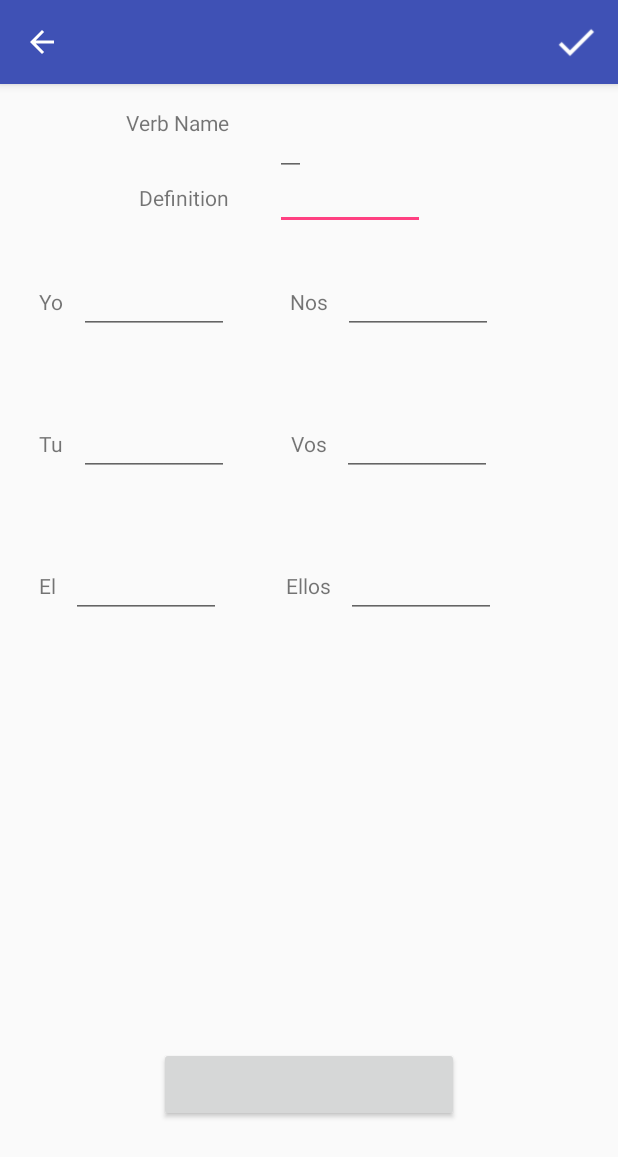
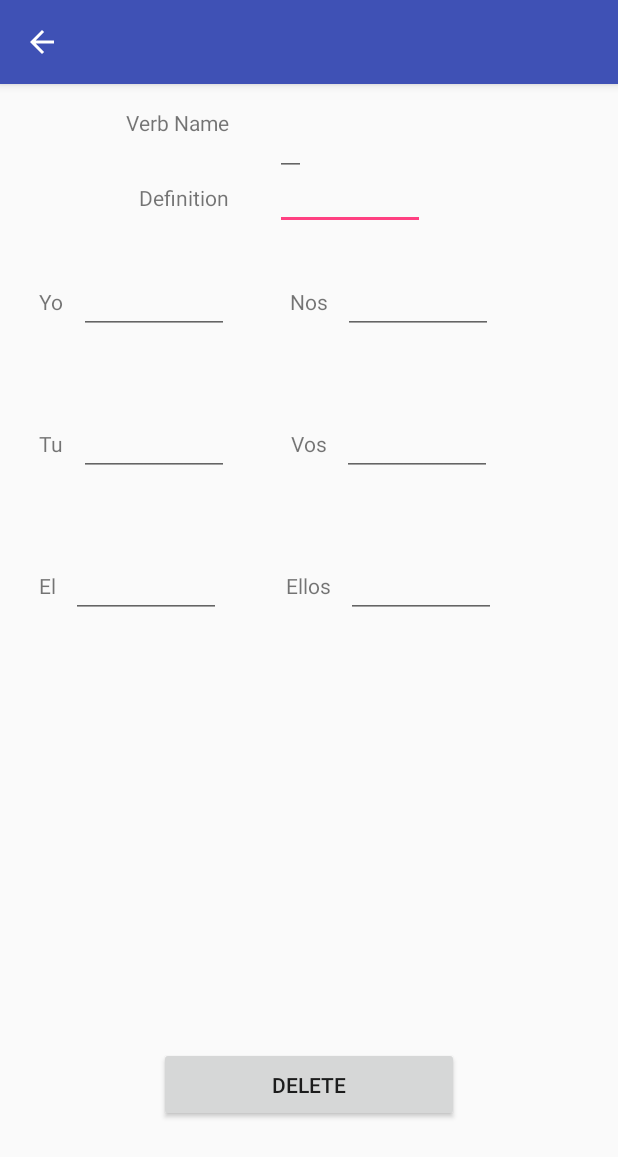
Before and after one commit to edany416/Conjugo, an Android app: the EditVerbActivity screen opened directly, with no data from a screen before it, on a phone screen of 412 x 824 dp. Shown: the top 1157 px of the screen. Run offline under Robolectric (Android 15) with nearby library versions, the phone set to English and light mode, and no system bars; 2 statements that could not run were skipped.

Commit message:
Fat Refactor

```diff
--- a/app/src/main/java/com/z3dd/conjugo/AddAVerbActivity.java
+++ b/app/src/main/java/com/z3dd/conjugo/AddAVerbActivity.java
@@ -15,6 +15,7 @@ public class AddAVerbActivity extends FullVerbDetailActivity {
     @Override
     protected void onCreate(Bundle savedInstanceState) {
         super.onCreate(savedInstanceState);
+        setActionButtonText("SAVE");
     }
 
     @Override
--- a/app/src/main/java/com/z3dd/conjugo/CompactVerbDetailActivity.java
+++ b/app/src/main/java/com/z3dd/conjugo/CompactVerbDetailActivity.java
@@ -6,6 +6,7 @@ import android.support.v7.widget.Toolbar;
 import android.view.Menu;
 import android.view.MenuItem;
 import android.view.View;
+import android.widget.Button;
 import android.widget.EditText;
 import android.widget.RelativeLayout;
 import android.widget.TextView;
@@ -50,6 +51,10 @@ public abstract class CompactVerbDetailActivity extends AppCompatActivity {
     protected void setVerbNameTextView(String text) {
         verbNameTextView.setText(text);
     }
+    protected void setActionButtonText(String text) {
+        Button actionButton = (Button) findViewById(R.id.action_button);
+        actionButton.setText(text);
+    }
     protected void hideVerbNameTextView() {
         TextView textView = (TextView) findViewById(verbNameTextViewId);
         textView.findViewById(verbNameTextViewId).setVisibility(View.GONE);
--- a/app/src/main/java/com/z3dd/conjugo/ConjugationPracticeActivity.java
+++ b/app/src/main/java/com/z3dd/conjugo/ConjugationPracticeActivity.java
@@ -14,6 +14,7 @@ public class ConjugationPracticeActivity extends CompactVerbDetailActivity {
     @Override
     protected void onCreate(Bundle savedInstanceState) {
         super.onCreate(savedInstanceState);
+        setActionButtonText("CHECK");
     }
 
     @Override
--- a/app/src/main/java/com/z3dd/conjugo/EditVerbActivity.java
+++ b/app/src/main/java/com/z3dd/conjugo/EditVerbActivity.java
@@ -33,18 +33,10 @@ public class EditVerbActivity extends FullVerbDetailActivity {
     protected void onCreate(Bundle savedInstanceState) {
         super.onCreate(savedInstanceState);
         verbList = new ArrayList<>(VerbSetManager.getSelectedVerb().verbDetailSet());
+        setActionButtonText("DELETE");
         populateEditTextAttribuite(verbList);
     }
 
-
-
-
-    @Override
-    public boolean onCreateOptionsMenu(Menu menu) {
-        menu.add(Menu.NONE, 1, 0, "Save").setIcon(R.drawable.ic_done_white_48dp).setShowAsAction(MenuItem.SHOW_AS_ACTION_ALWAYS);
-
-        return true;
-    }
     @Override
     public void onStart() {
         super.onStart();
@@ -52,16 +44,17 @@ public class EditVerbActivity extends FullVerbDetailActivity {
 
     @Override
     public boolean onOptionsItemSelected(MenuItem item) {
-        if (allVerbDetailsEntered(editTextArray)) {
+       // if (allVerbDetailsEntered(editTextArray)) {
+
             Intent intent = new Intent(this, VerbListActivity.class);
 
             intent.setFlags(Intent.FLAG_ACTIVITY_NO_HISTORY);
             updateVerb();
             startActivity(intent);
 
-        } else {
-            displayMissingDetailsAlertMessage();
-        }
+//        } else {
+//            displayMissingDetailsAlertMessage();
+//        }
         return super.onOptionsItemSelected(item);
     }
 
--- a/app/src/main/java/com/z3dd/conjugo/FullVerbDetailActivity.java
+++ b/app/src/main/java/com/z3dd/conjugo/FullVerbDetailActivity.java
@@ -6,6 +6,7 @@ import android.support.design.widget.Snackbar;
 import android.support.v7.app.AppCompatActivity;
 import android.support.v7.widget.Toolbar;
 import android.view.View;
+import android.widget.Button;
 import android.widget.EditText;
 import android.widget.RelativeLayout;
 import android.widget.TextView;
@@ -53,6 +54,10 @@ public abstract class FullVerbDetailActivity extends AppCompatActivity {
     public int getVerbNameEditTextId(){
         return verbNameEditTextId;
     }
+    protected void setActionButtonText(String text) {
+        Button actionButton = (Button) findViewById(R.id.action_button);
+        actionButton.setText(text);
+    }
 
     public abstract void onClickActionButton (View view);
 
```
